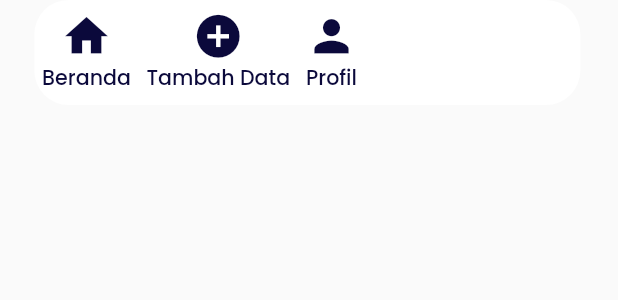
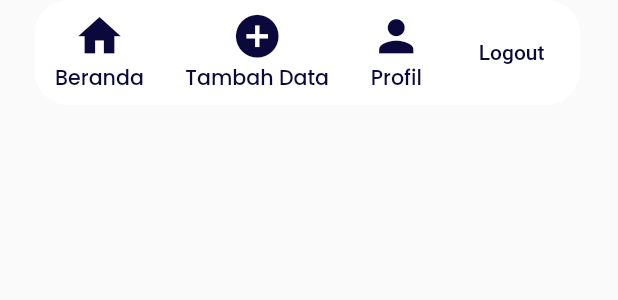
Before and after one commit to umaaamm/kita_warga_apps, a Flutter app: the FloatingFooter widget shown alone on an empty page, opened directly, on a phone screen of 412 x 824 dp. Shown: the top 300 px of the screen. Run offline on Flutter 3.47's test engine with Material 2 defaults, Android fonts, the light colour scheme and no system bars; our stand-ins replace dio, flutter_screenutil, flutter_svg, google_fonts, rxdart, shared_preferences; missing offline and left inert: flutter_floating_bottom_bar; accounts and stored records are empty; network calls fail.

Commit message:
[main][bloc] : add interceptor for header and fix button logout

```diff
--- a/lib/widget/floating_footer.dart
+++ b/lib/widget/floating_footer.dart
@@ -68,9 +68,9 @@ class FloatingFooter extends StatelessWidget {
             onPressed:() {
             _logout(context);
           } , child: Text(
-            "Let's take a picture",
+            "Logout",
             style: TextStyle(
-              color: Color(0xffffffff),
+              color: blueColor,
             ),
           ),
           ),
```
Also changed, not shown: lib/repository/repository.dart (+12 -7 lines), lib/services/services_config.dart (added, +12 -0 lines).
